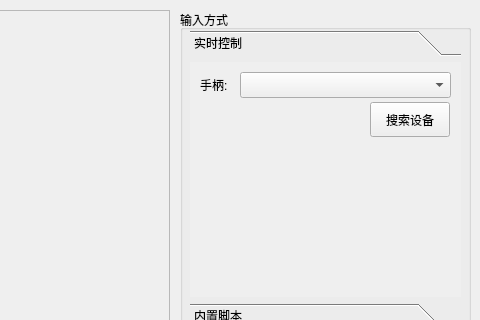
radiantwf/pokemon-controller-gui, file resources/ui/main_form.ui: the form before one commit; both pictures show x 480 to 960 and y 0 to 320 of the 960 by 750 pixel window.
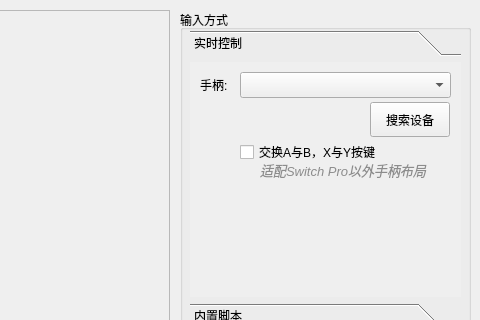
The form after the commit. The open tabs and pages were chosen to show the change.

```diff
--- a/resources/ui/main_form.ui
+++ b/resources/ui/main_form.ui
@@ -1044,6 +1044,41 @@
         <string>搜索设备</string>
        </property>
       </widget>
+      <widget class="QCheckBox" name="chkJoystickButtonSwitch">
+       <property name="geometry">
+        <rect>
+         <x>50</x>
+         <y>80</y>
+         <width>201</width>
+         <height>20</height>
+        </rect>
+       </property>
+       <property name="text">
+        <string>交换A与B，X与Y按键</string>
+       </property>
+      </widget>
+      <widget class="QLabel" name="label">
+       <property name="geometry">
+        <rect>
+         <x>70</x>
+         <y>100</y>
+         <width>171</width>
+         <height>16</height>
+        </rect>
+       </property>
+       <property name="font">
+        <font>
+         <pointsize>10</pointsize>
+         <italic>true</italic>
+        </font>
+       </property>
+       <property name="styleSheet">
+        <string notr="true">color:rgb(140, 140, 140)</string>
+       </property>
+       <property name="text">
+        <string>适配Switch Pro以外手柄布局</string>
+       </property>
+      </widget>
      </widget>
      <widget class="QWidget" name="page_2">
       <property name="geometry">
```
Left out of the diff: 10 changed lines with no effect on the pictures.
